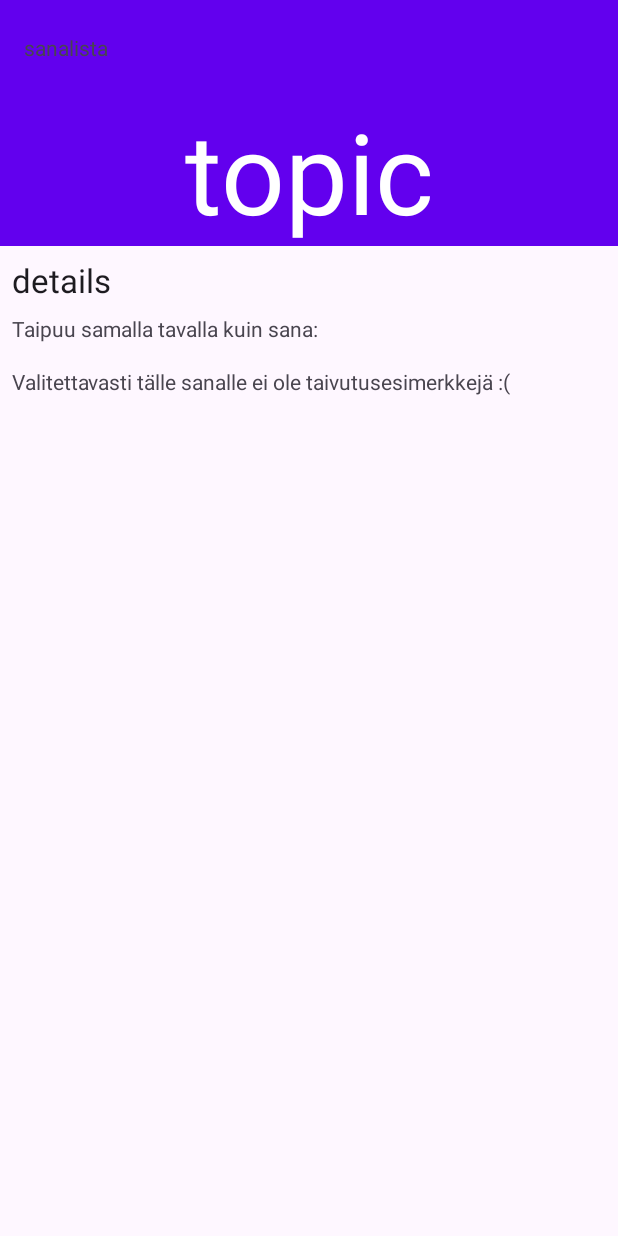
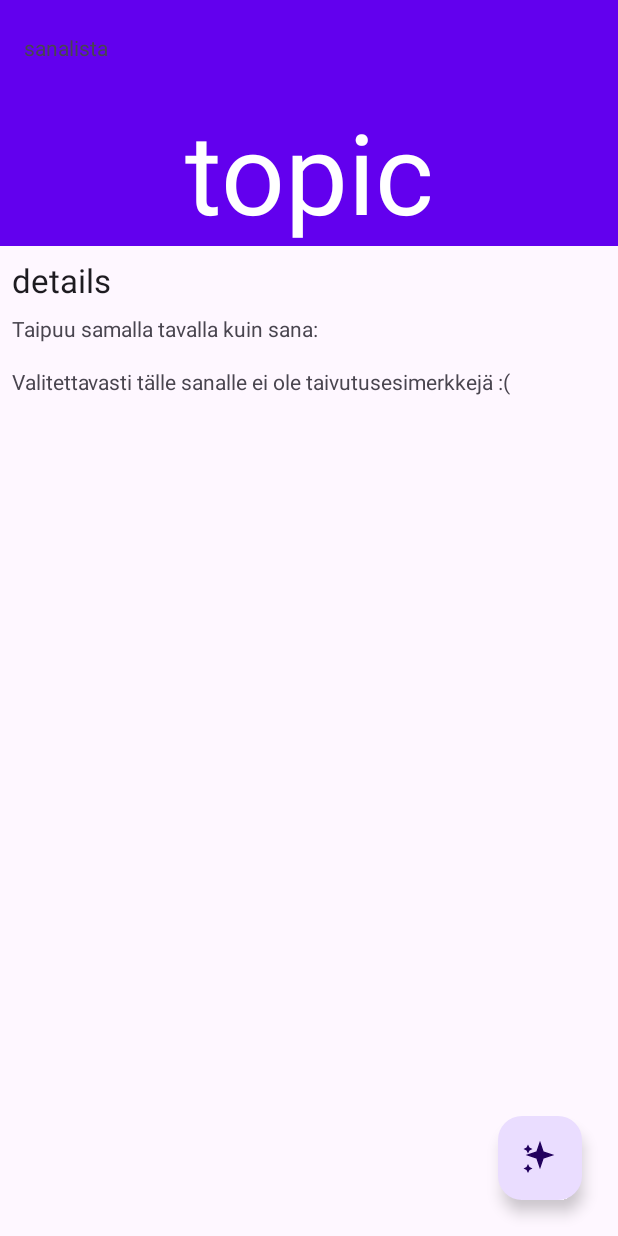
Before and after one commit to TimoSairiala/SananMuunnos, an Android app: the layout activity_word_details.xml on its own in the app's theme, with its tools: preview values and no code run, on a phone screen of 412 x 824 dp. Run offline under Robolectric (Android 15) with nearby library versions, the phone set to English and light mode, and no system bars.

Commit message:
add ai button

```diff
--- /dev/null
+++ b/app/src/main/res/drawable/aibutton.xml
@@ -0,0 +1,21 @@
+<?xml version="1.0" encoding="utf-8"?>
+<vector xmlns:android="http://schemas.android.com/apk/res/android"
+    android:width="24dp"
+    android:height="24dp"
+    android:viewportWidth="24"
+    android:viewportHeight="24">
+
+    <path
+        android:fillColor="#FFD700"
+        android:strokeWidth="1"
+        android:strokeColor="#FFC107"
+        android:pathData="M12,2 L14,8 L20,10 L14,12 L12,18 L10,12 L4,10 L10,8 Z"/>
+
+    <path
+        android:fillColor="#FFD700"
+        android:pathData="M4,3 L5,5 L7,6 L5,7 L4,9 L3,7 L1,6 L3,5 Z"/>
+
+    <path
+        android:fillColor="#FFD700"
+        android:pathData="M4,16 L5,18 L7,19 L5,20 L4,22 L3,20 L1,19 L3,18 Z"/>
+</vector>
--- a/app/src/main/res/layout/activity_word_details.xml
+++ b/app/src/main/res/layout/activity_word_details.xml
@@ -86,4 +86,14 @@
         app:layout_constraintStart_toStartOf="parent"
         app:layout_constraintTop_toBottomOf="@+id/textViewReferenceWord" />
 
+    <com.google.android.material.floatingactionbutton.FloatingActionButton
+        android:id="@+id/floatingActionButton"
+        android:layout_width="wrap_content"
+        android:layout_height="wrap_content"
+        android:layout_marginEnd="24dp"
+        android:layout_marginBottom="24dp"
+        android:clickable="true"
+        app:layout_constraintBottom_toBottomOf="parent"
+        app:layout_constraintEnd_toEndOf="parent"
+        app:srcCompat="@drawable/aibutton" />
 </androidx.constraintlayout.widget.ConstraintLayout>
```
Also changed, not shown: app/build.gradle.kts (+15 -1 lines), app/src/main/java/com/uranahjus/sananmuunnos/WordDetails.kt (+60 -12 lines), gradle/libs.versions.toml (+6 -1 lines), 1 other file.
